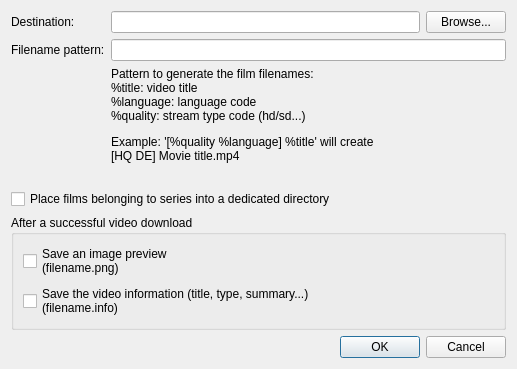
Tofee/artefetcher, file preferencedialog.ui: the form before one commit.
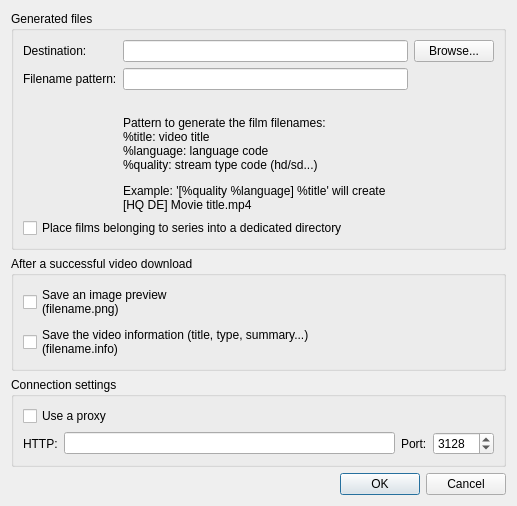
The form after the commit.

Commit message: Add proxy support and configuration

What changed in the file:
```diff
--- a/preferencedialog.ui
+++ b/preferencedialog.ui
@@ -7,20 +7,14 @@
     <x>0</x>
     <y>0</y>
     <width>517</width>
-    <height>329</height>
+    <height>416</height>
    </rect>
   </property>
   <property name="windowTitle">
    <string>Preferences</string>
   </property>
   <layout class="QGridLayout" name="gridLayout">
-   <item row="0" column="2">
-    <widget class="QLineEdit" name="destinationDirectoryLineEdit"/>
-   </item>
-   <item row="2" column="2" colspan="2">
-    <widget class="QLineEdit" name="filenamePatternLineEdit"/>
-   </item>
-   <item row="8" column="0" colspan="4">
+   <item row="10" column="0" colspan="4">
     <widget class="QDialogButtonBox" name="buttonBox">
      <property name="orientation">
       <enum>Qt::Horizontal</enum>
@@ -30,28 +24,50 @@
      </property>
     </widget>
    </item>
-   <item row="6" column="0" colspan="4">
-    <widget class="QCheckBox" name="seriesDirectoryCheckBox">
-     <property name="toolTip">
-      <string>When a movie belongs to series, a folder will be created for the serie and all episodes will be gathered in this directory.</string>
+   <item row="9" column="0" colspan="4">
+    <widget class="QGroupBox" name="groupBox_2">
+     <property name="title">
+      <string>Connection settings</string>
      </property>
-     <property name="text">
-      <string>Place films belonging to series into a dedicated directory</string>
-     </property>
-    </widget>
-   </item>
-   <item row="2" column="0" colspan="2">
-    <widget class="QLabel" name="label_2">
-     <property name="text">
-      <string>Filename pattern:</string>
-     </property>
-    </widget>
-   </item>
+     <layout class="QGridLayout" name="gridLayout_2">
    <item row="0" column="0" colspan="2">
-    <widget class="QLabel" name="label">
+       <widget class="QCheckBox" name="proxyCheckBox">
      <property name="text">
-      <string>Destination:</string>
-     </property>
+         <string>Use a proxy</string>
+        </property>
+       </widget>
+      </item>
+      <item row="1" column="0">
+       <widget class="QLabel" name="proxyHttpUrlLabel">
+        <property name="text">
+         <string>HTTP:</string>
+        </property>
+       </widget>
+      </item>
+      <item row="1" column="3">
+       <widget class="QSpinBox" name="proxyHttpPortSpinBox">
+        <property name="minimum">
+         <number>1</number>
+        </property>
+        <property name="maximum">
+         <number>65535</number>
+        </property>
+        <property name="value">
+         <number>3128</number>
+        </property>
+       </widget>
+      </item>
+      <item row="1" column="2">
+       <widget class="QLabel" name="proxyHttpPortLabel">
+        <property name="text">
+         <string>Port:</string>
+        </property>
+       </widget>
+      </item>
+      <item row="1" column="1">
+       <widget class="QLineEdit" name="proxyHttpUrlLineEdit"/>
+      </item>
+     </layout>
     </widget>
    </item>
    <item row="7" column="0" colspan="4">
@@ -79,21 +95,57 @@
      </layout>
     </widget>
    </item>
-   <item row="0" column="3">
-    <widget class="QPushButton" name="browsePushButton">
+   <item row="0" column="0" colspan="4">
+    <widget class="QGroupBox" name="groupBox_3">
+     <property name="title">
+      <string>Generated files</string>
+     </property>
+     <layout class="QGridLayout" name="gridLayout_3">
+      <item row="0" column="0">
+       <widget class="QLabel" name="label">
      <property name="text">
-      <string>Browse...</string>
+         <string>Destination:</string>
      </property>
     </widget>
    </item>
-   <item row="4" column="2">
+      <item row="1" column="1">
+       <widget class="QLineEdit" name="filenamePatternLineEdit"/>
+      </item>
+      <item row="0" column="1">
+       <widget class="QLineEdit" name="destinationDirectoryLineEdit"/>
+      </item>
+      <item row="3" column="1">
     <widget class="QLabel" name="label_4">
      <property name="text">
       <string>&lt;html&gt;&lt;head/&gt;&lt;body&gt;&lt;p&gt;Pattern to generate the film filenames:&lt;br/&gt;%title: video title&lt;br/&gt;%language: language code&lt;br/&gt;%quality: stream type code (hd/sd...)&lt;/p&gt;&lt;p&gt;Example: '[%quality %language] %title' will create&lt;br/&gt;[HQ DE] Movie title.mp4&lt;/p&gt;&lt;/body&gt;&lt;/html&gt;</string>
      </property>
     </widget>
    </item>
-   <item row="5" column="0" colspan="4">
+      <item row="1" column="0">
+       <widget class="QLabel" name="label_2">
+        <property name="text">
+         <string>Filename pattern:</string>
+        </property>
+       </widget>
+      </item>
+      <item row="0" column="2">
+       <widget class="QPushButton" name="browsePushButton">
+        <property name="text">
+         <string>Browse...</string>
+        </property>
+       </widget>
+      </item>
+      <item row="4" column="0" colspan="3">
+       <widget class="QCheckBox" name="seriesDirectoryCheckBox">
+        <property name="toolTip">
+         <string>When a movie belongs to series, a folder will be created for the serie and all episodes will be gathered in this directory.</string>
+        </property>
+        <property name="text">
+         <string>Place films belonging to series into a dedicated directory</string>
+        </property>
+       </widget>
+      </item>
+      <item row="2" column="1">
     <widget class="QLabel" name="errorLabel">
      <property name="palette">
       <palette>
@@ -141,6 +193,9 @@
      <property name="text">
       <string/>
      </property>
+       </widget>
+      </item>
+     </layout>
     </widget>
    </item>
   </layout>
```
Lines whose indentation alone changed are shown as unchanged. The commit also changes 7 other files.
